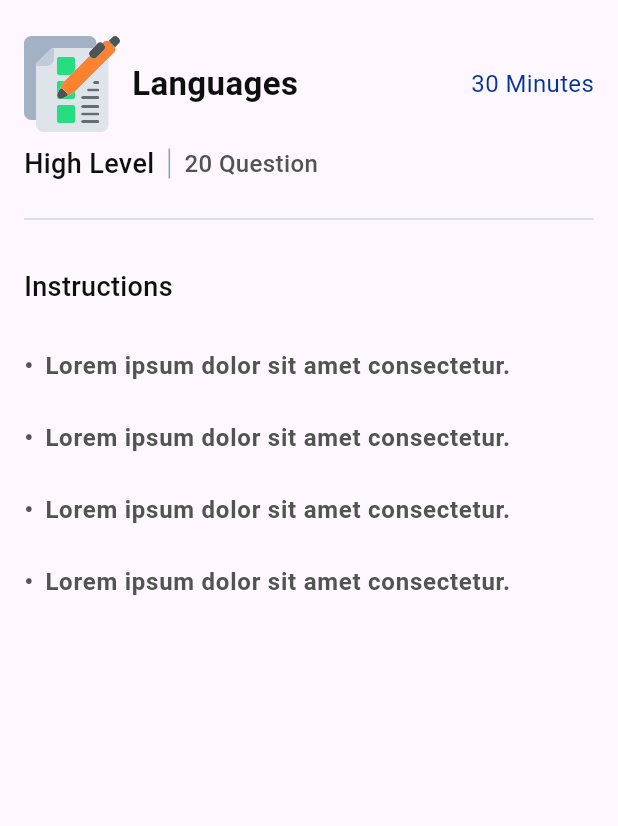
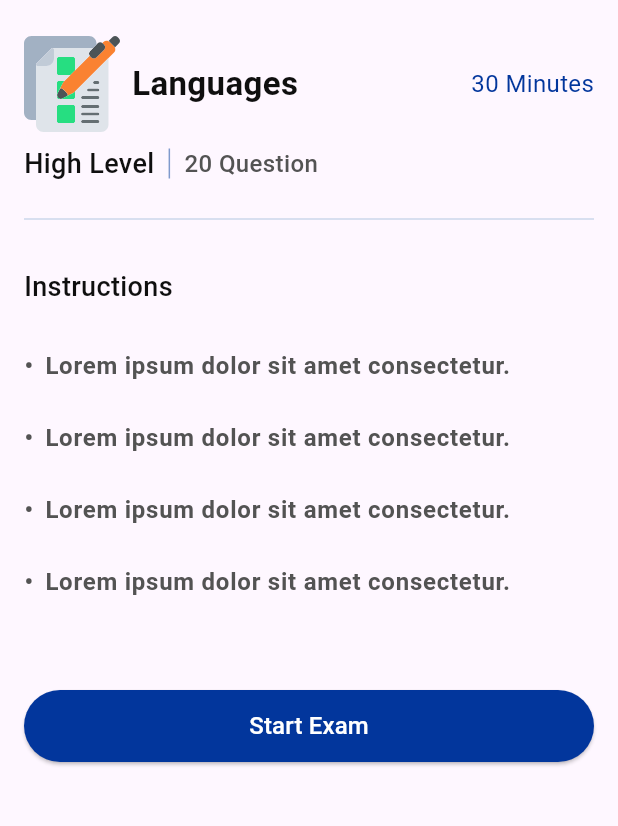
Before and after one commit to AhmedRasmy1/online_exam_app, a Flutter app: the ExamPreview screen opened by its route, on a phone screen of 412 x 824 dp, the part 42-868 px from its top. Run offline on Flutter 3.47's test engine with Material 3 defaults, Android fonts, the phone set to English and light mode, and no system bars; our stand-ins replace awesome_dialog, bloc, dio, flutter_bloc, flutter_svg, get_it and 2 more; accounts and stored records are empty; project files that could hold a hidden picture were left out.

Commit message:
Refactor exam_preview.dart to update UI and add Custom Elevated Button

```diff
--- a/lib/Features/explore/presentation/pages/exam_preview.dart
+++ b/lib/Features/explore/presentation/pages/exam_preview.dart
@@ -4,6 +4,7 @@ import 'package:online_exam_app/core/resources/color_manager.dart';
 import 'package:online_exam_app/core/resources/font_manager.dart';
 import 'package:online_exam_app/core/resources/values_manager.dart';
 import 'package:online_exam_app/core/widgets/custom_app_bar.dart';
+import 'package:online_exam_app/core/widgets/custom_elevated_button.dart';
 
 class ExamPreview extends StatelessWidget {
   const ExamPreview({super.key});
@@ -92,9 +93,11 @@ class ExamPreview extends StatelessWidget {
                 ),
               ),
               const SizedBox(height: AppSize.s16),
-              Expanded(
-                child: ListView.builder(
+              // هنا قمنا بإزالة الـ Expanded
+              ListView.builder(
                 itemCount: 4,
+                shrinkWrap: true,
+                physics: const NeverScrollableScrollPhysics(),
                 itemBuilder: (context, index) {
                   return ListTile(
                     dense: true,
@@ -121,6 +124,11 @@ class ExamPreview extends StatelessWidget {
                   );
                 },
               ),
+              const SizedBox(height: AppSize.s48),
+              CustomElevatedButton(
+                buttonColor: ColorManager.blue,
+                title: 'Start Exam',
+                onPressed: () {},
               )
             ],
           ),
--- a/lib/Features/explore/presentation/pages/subject_details.dart
+++ b/lib/Features/explore/presentation/pages/subject_details.dart
@@ -131,11 +131,6 @@ class SubjectDetails extends StatelessWidget {
                 ),
               ),
               const SizedBox(height: AppSize.s48),
-              CustomElevatedButton(
-                buttonColor: ColorManager.blue,
-                title: 'Start Exam',
-                onPressed: () {},
-              )
             ],
           ),
         ),
```
Lines whose indentation alone changed are shown as unchanged.
